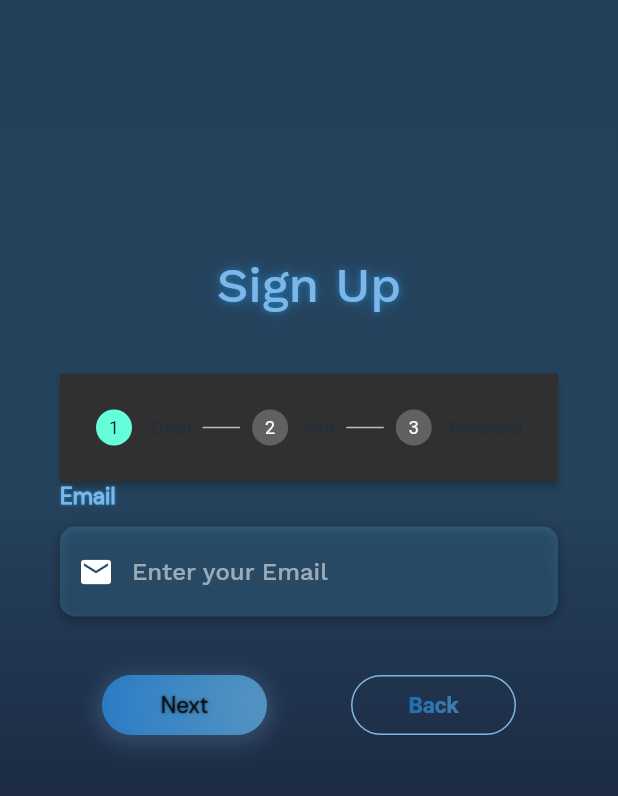
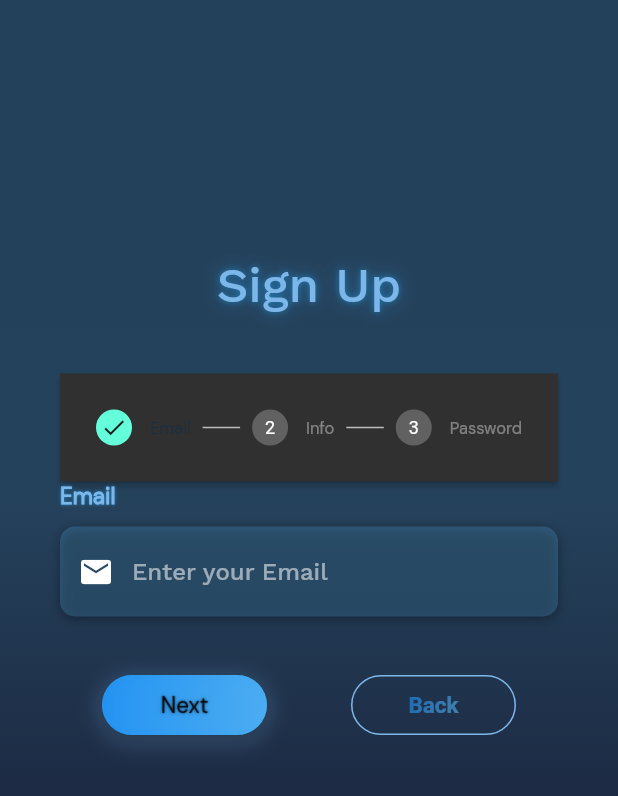
Before and after one commit to MoneyTrackScope/MoneyTrack.Mobile, a Flutter app: the screen it shows after launch, on a phone screen of 412 x 824 dp. Shown: the top 796 px of the screen. Run offline on Flutter 3.47's test engine with Material 2 defaults, Android fonts, the phone set to English and light mode, and no system bars; our stand-ins replace datetime_picker_formfield, decimal, equatable, flutter_secure_storage, get_it, grouped_list and 1 more.

Commit message:
partial stepper

```diff
--- a/lib/src/pages/login/signUp_page.dart
+++ b/lib/src/pages/login/signUp_page.dart
@@ -121,20 +121,31 @@ class _SignUpPageState extends State<SignUpPage> {
                 child: CustomStepper(
                     type: StepperType.horizontal,
                     margin: EdgeInsets.zero,
+                    physics: const ScrollPhysics(),
+                    onStepTapped: (int step) =>
+                        {setState(() => _currentStep = step)},
                     controlsBuilder:
                         (BuildContext context, ControlsDetails details) {
                       return Row(
                         children: [
                           Expanded(
                               child: PrimaryButton(
-                            onPressed: null,
+                            onPressed: () => {
+                              _currentStep < 2
+                                  ? setState(() => _currentStep += 1)
+                                  : null
+                            },
                             text: "Next",
                             height: 40,
                             width: 110,
                           )),
                           Expanded(
                               child: AppOutlineButton(
-                            onPressed: null,
+                            onPressed: () => {
+                              _currentStep > 0
+                                  ? setState(() => _currentStep -= 1)
+                                  : null
+                            },
                             height: 40,
                             width: 110,
                             text: "Back",
@@ -142,25 +153,39 @@ class _SignUpPageState extends State<SignUpPage> {
                         ],
                       );
                     },
-                    // physics: NeverScrollableScrollPhysics(),
                     steps: [
                       Step(
                         isActive: _currentStep >= 0,
-                        title: Text("Email"),
+                        state: _currentStep >= 0
+                            ? StepState.complete
+                            : StepState.disabled,
+                        title: const Text("Email"),
                         content: Padding(
                           child: _buildEmailStep(),
-                          padding: EdgeInsets.only(bottom: 20),
+                          padding: const EdgeInsets.only(bottom: 20),
                         ),
                       ),
                       Step(
                         isActive: _currentStep >= 1,
-                        title: Text("Info"),
-                        content: _buildInfoStep(),
+                        state: _currentStep >= 1
+                            ? StepState.complete
+                            : StepState.disabled,
+                        title: const Text("Info"),
+                        content: Padding(
+                          padding: const EdgeInsets.only(bottom: 20),
+                          child: _buildInfoStep(),
+                        ),
                       ),
                       Step(
                         isActive: _currentStep >= 2,
-                        title: Text("Password"),
-                        content: _buildPasswordStep(),
+                        state: _currentStep >= 2
+                            ? StepState.complete
+                            : StepState.disabled,
+                        title: const Text("Password"),
+                        content: Padding(
+                          padding: EdgeInsets.only(bottom: 20),
+                          child: _buildPasswordStep(),
+                        ),
                       ),
                     ]),
               )
```
